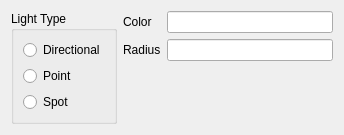
The window that Editor/src/UI/Widgets/ComponentsUI/RZELightComponentUI.ui (Pikachuxxxx/Razix) describes before a commit, drawn with Qt 5.
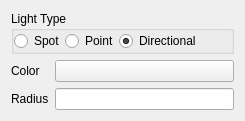
The same window after the commit.

Commit message: [Graphics] Can edit directional light color from editor;

Patch:
```diff
--- a/Editor/src/UI/Widgets/ComponentsUI/RZELightComponentUI.ui
+++ b/Editor/src/UI/Widgets/ComponentsUI/RZELightComponentUI.ui
@@ -6,36 +6,38 @@
    <rect>
     <x>0</x>
     <y>0</y>
-    <width>344</width>
-    <height>122</height>
+    <width>245</width>
+    <height>113</height>
    </rect>
   </property>
   <property name="windowTitle">
    <string>LightComponent</string>
   </property>
-  <layout class="QHBoxLayout" name="horizontalLayout">
-   <item>
     <layout class="QVBoxLayout" name="verticalLayout_2">
      <item>
       <widget class="QGroupBox" name="groupBox">
        <property name="title">
         <string>Light Type</string>
        </property>
-       <layout class="QVBoxLayout" name="verticalLayout">
-        <item>
-         <widget class="QRadioButton" name="Directoinal_rb">
-          <property name="text">
-           <string>Directional</string>
-          </property>
-         </widget>
-        </item>
-        <item>
-         <widget class="QRadioButton" name="Point_rb">
-          <property name="text">
-           <string>Point</string>
-          </property>
-         </widget>
-        </item>
+     <property name="flat">
+      <bool>false</bool>
+     </property>
+     <layout class="QHBoxLayout" name="horizontalLayout">
+      <property name="spacing">
+       <number>0</number>
+      </property>
+      <property name="leftMargin">
+       <number>0</number>
+      </property>
+      <property name="topMargin">
+       <number>0</number>
+      </property>
+      <property name="rightMargin">
+       <number>0</number>
+      </property>
+      <property name="bottomMargin">
+       <number>0</number>
+      </property>
         <item>
          <widget class="QRadioButton" name="Spot_rb">
           <property name="text">
@@ -44,14 +46,31 @@
          </widget>
         </item>
         <item>
-         <spacer name="verticalSpacer">
+       <widget class="QRadioButton" name="Point_rb">
+        <property name="text">
+         <string>Point</string>
+        </property>
+       </widget>
+      </item>
+      <item>
+       <widget class="QRadioButton" name="Directoinal_rb">
+        <property name="text">
+         <string>Directional</string>
+        </property>
+        <property name="checked">
+         <bool>true</bool>
+        </property>
+       </widget>
+      </item>
+      <item>
+       <spacer name="horizontalSpacer">
           <property name="orientation">
-           <enum>Qt::Vertical</enum>
+         <enum>Qt::Horizontal</enum>
           </property>
           <property name="sizeHint" stdset="0">
            <size>
-            <width>20</width>
-            <height>40</height>
+          <width>40</width>
+          <height>20</height>
            </size>
           </property>
          </spacer>
@@ -59,30 +78,35 @@
        </layout>
       </widget>
      </item>
-    </layout>
-   </item>
    <item>
     <layout class="QFormLayout" name="formLayout">
-     <item row="0" column="0">
+     <item row="1" column="0">
       <widget class="QLabel" name="label">
        <property name="text">
         <string>Color</string>
        </property>
       </widget>
      </item>
-     <item row="0" column="1">
-      <widget class="QLineEdit" name="ColorLineEdit"/>
-     </item>
-     <item row="1" column="0">
+     <item row="3" column="0">
       <widget class="QLabel" name="label_2">
        <property name="text">
         <string>Radius</string>
        </property>
       </widget>
      </item>
-     <item row="1" column="1">
+     <item row="3" column="1">
       <widget class="QLineEdit" name="RadiusLineEdit"/>
      </item>
+     <item row="1" column="1">
+      <widget class="QPushButton" name="light_color">
+       <property name="text">
+        <string/>
+       </property>
+       <property name="flat">
+        <bool>false</bool>
+       </property>
+      </widget>
+     </item>
     </layout>
    </item>
   </layout>
```
Lines whose indentation alone changed are shown as unchanged. The commit also changes 43 other files.
